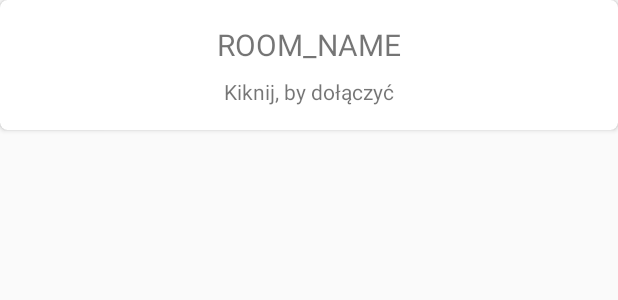
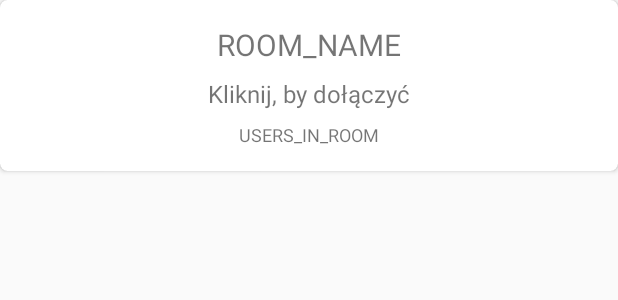
Before and after one commit to J4nush/ChatAppAndroid, an Android app: the layout cardview_room.xml on its own in the app's theme, with its tools: preview values and no code run, on a phone screen of 412 x 824 dp. Shown: the top 300 px of the screen. Run offline under Robolectric (Android 15) with nearby library versions, the light colour scheme and no system bars.

Commit message:
Repo update

```diff
--- a/app/build.gradle
+++ b/app/build.gradle
@@ -43,6 +43,8 @@ dependencies {
     implementation "android.arch.lifecycle:extensions:1.1.1"
     implementation "android.arch.lifecycle:viewmodel:1.1.1"
 
+    implementation "androidx.swiperefreshlayout:swiperefreshlayout:1.1.0"
+
     testImplementation 'junit:junit:4.13.1'
     androidTestImplementation 'androidx.test.ext:junit:1.1.2'
     androidTestImplementation 'androidx.test.espresso:espresso-core:3.3.0'
--- a/app/src/main/res/layout/cardview_room.xml
+++ b/app/src/main/res/layout/cardview_room.xml
@@ -30,12 +30,23 @@
             android:id="@+id/roomHintTextView"
             android:layout_width="wrap_content"
             android:layout_height="wrap_content"
+            android:layout_marginBottom="8dp"
+            android:text="Kliknij, by dołączyć"
+            android:textSize="16sp"
+            app:layout_constraintBottom_toTopOf="@+id/usersInRoomTextView"
+            app:layout_constraintEnd_toEndOf="parent"
+            app:layout_constraintStart_toStartOf="parent" />
+
+        <TextView
+            android:id="@+id/usersInRoomTextView"
+            android:layout_width="wrap_content"
+            android:layout_height="wrap_content"
             android:layout_marginBottom="16dp"
-            android:text="Kiknij, by dołączyć"
+            android:text="USERS_IN_ROOM"
+            android:textSize="12sp"
             app:layout_constraintBottom_toBottomOf="parent"
             app:layout_constraintEnd_toEndOf="parent"
-            app:layout_constraintStart_toStartOf="parent"
-            app:layout_constraintTop_toBottomOf="@+id/roomNameTextView" />
+            app:layout_constraintStart_toStartOf="parent" />
 
     </androidx.constraintlayout.widget.ConstraintLayout>
 
```
Also changed, not shown: app/src/main/java/pl/jakub/chatapp/ChatActivity.java (+18 -10 lines), app/src/main/java/pl/jakub/chatapp/Constants.java (added, +7 -0 lines), app/src/main/java/pl/jakub/chatapp/MainActivity.java (+49 -24 lines), app/src/main/java/pl/jakub/chatapp/rooms/Room.java (+9 -1 lines), app/src/main/java/pl/jakub/chatapp/rooms/RoomAdapter.java (+8 -0 lines), app/src/main/res/layout/activity_main.xml (+9 -1 lines).
